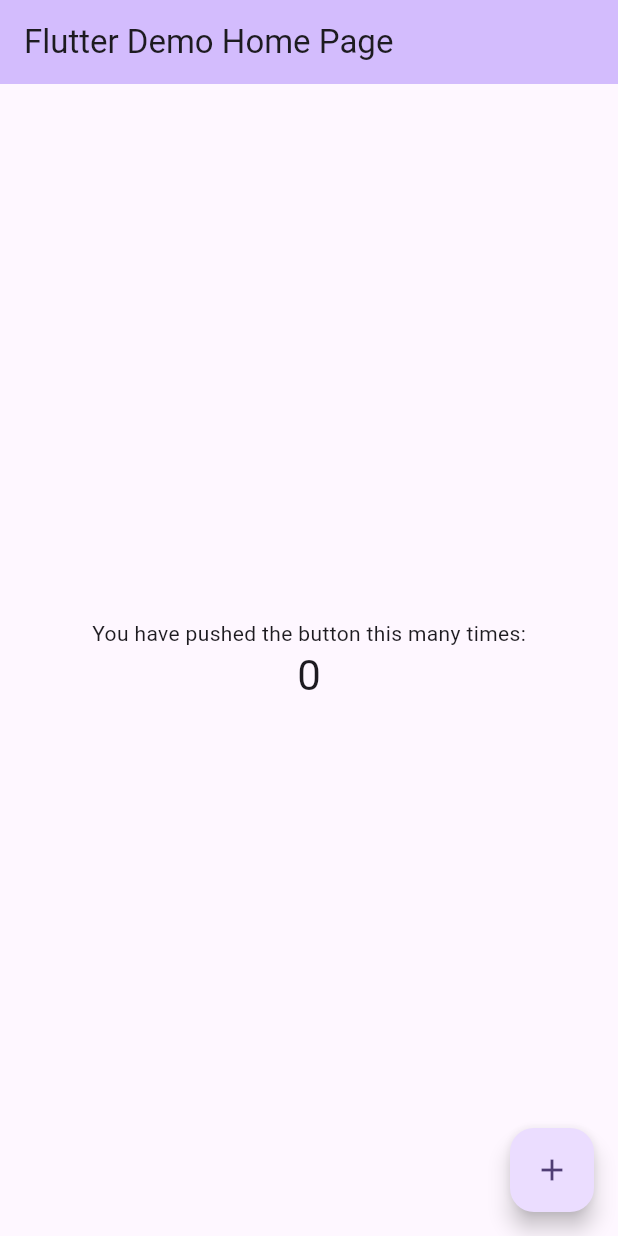
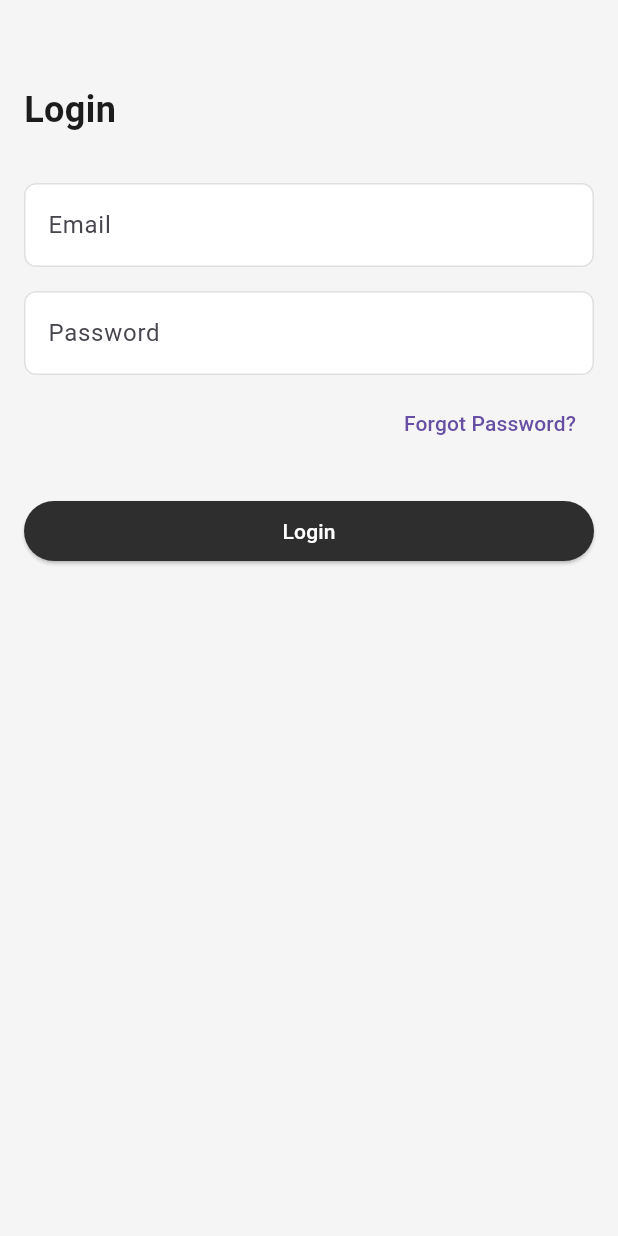
Before and after one commit to Nidhis2608/Weather-App, a Flutter app: the screen it shows after launch, on a phone screen of 412 x 824 dp. Run offline on Flutter 3.47's test engine with Material 3 defaults, Android fonts, the phone set to English and light mode, and no system bars; our stand-ins replace firebase_auth, firebase_core, flutter_dotenv; accounts and stored records are empty.

Commit message:
Login/SignUp

```diff
--- /dev/null
+++ b/lib/core/constants/app_texts.dart
@@ -0,0 +1,26 @@
+class AppTexts {
+  // App
+  static const String appName = 'Weather App';
+
+  //General
+  static const String loading = 'Loading...';
+
+  //Auth
+  static const String login = 'Login';
+  static const String signup = 'Sign Up';
+  static const String logout = 'Logout';
+  static const String email = 'Email';
+  static const String password = 'Password';
+  static const String forgetPassword = 'Forgot Password?';
+
+  //Messages
+  static const String loginSuccess = 'Logged in successfully';
+  static const String signupSuccess = 'Account created successfully';
+  static const String logoutSuccess = 'Logged out successfully';
+  static const String somethingWentWrong = 'Something went wrong';
+
+  //Weather
+  static const String currentWeather = ' Current Weather';
+  static const String feelsLike = 'Feels like';
+  static const String humidity = 'Humidity';
+}
--- /dev/null
+++ b/lib/core/env_config.dart
@@ -0,0 +1,7 @@
+import 'package:flutter_dotenv/flutter_dotenv.dart';
+
+class EnvConfig {
+  static String get weatherApiKey => dotenv.env['WEATHER_API_KEY'] ?? '';
+
+  static String get firebaseApiKey => dotenv.env['FIREBASE_API_KEY'] ?? '';
+}
--- /dev/null
+++ b/lib/core/services/auth_service.dart
@@ -0,0 +1,28 @@
+import 'package:firebase_auth/firebase_auth.dart';
+
+class AuthService {
+  final FirebaseAuth _auth = FirebaseAuth.instance;
+
+  Future<UserCredential> signIn({
+    required String email,
+    required String password,
+  }) {
+    return _auth.signInWithEmailAndPassword(email: email, password: password);
+  }
+
+  Future<UserCredential> signUp({
+    required String email,
+    required String password,
+  }) {
+    return _auth.createUserWithEmailAndPassword(
+      email: email,
+      password: password,
+    );
+  }
+
+  Future<void> signOut() {
+    return _auth.signOut();
+  }
+
+  User? get currentUser => _auth.currentUser;
+}
--- /dev/null
+++ b/lib/core/theme/app_colors.dart
@@ -0,0 +1,19 @@
+import 'package:flutter/material.dart';
+
+class AppColors {
+  //Light theme colors
+  static const Color lightBackground= Color(0xFFF5F5F5);
+  static const Color lightSurface= Color(0xFFFFFFFF);
+  static const Color lightPrimaryText= Color(0xFF1C1C1C);
+  static const Color lightSecondaryText= Color(0xFF6E6E6E);
+  static const Color lightBorder= Color(0xFFE0E0E0);
+  static const Color lightButton= Color(0xFF2E2E2E);
+
+  //Dark theme colors
+  static const Color darkBackground= Color(0xFF121212);
+  static const Color darkSurface= Color(0xFF1E1E1E);
+  static const Color darkPrimaryText= Color(0xFFF5F5F5);
+  static const Color darkSecondaryText= Color(0xFFB0B0B0);
+  static const Color darkBorder= Color(0xFF2C2C2C);
+  static const Color darkButton= Color(0xFFE0E0E0);
+}
--- /dev/null
+++ b/lib/core/theme/app_text_styles.dart
@@ -0,0 +1,25 @@
+import 'package:flutter/material.dart';
+import 'package:weather_app/core/theme/app_colors.dart';
+
+class AppTextStyles {
+  static TextStyle headline(BuildContext context) {
+    final isDark = Theme.of(context).brightness == Brightness.dark;
+
+    return TextStyle(
+      fontSize: 24,
+      fontWeight: FontWeight.bold,
+      color: isDark ? AppColors.darkPrimaryText : AppColors.lightPrimaryText,
+    );
+  }
+
+  static TextStyle body(BuildContext context) {
+    final isDark = Theme.of(context).brightness == Brightness.dark;
+
+    return TextStyle(
+      fontSize: 16,
+      color: isDark
+          ? AppColors.darkSecondaryText
+          : AppColors.lightSecondaryText,
+    );
+  }
+}
--- /dev/null
+++ b/lib/core/theme/app_theme.dart
@@ -0,0 +1,30 @@
+import 'package:flutter/material.dart';
+import 'package:weather_app/core/theme/app_colors.dart';
+
+class AppTheme {
+  static ThemeData lightTheme = ThemeData(
+    brightness: Brightness.light,
+    scaffoldBackgroundColor: AppColors.lightBackground,
+    cardColor: AppColors.lightSurface,
+    dividerColor: AppColors.lightBorder,
+    elevatedButtonTheme: ElevatedButtonThemeData(
+      style: ElevatedButton.styleFrom(
+        backgroundColor: AppColors.lightButton,
+        foregroundColor: Colors.white,
+      ),
+    ),
+  );
+
+  static ThemeData darkTheme = ThemeData(
+    brightness: Brightness.dark,
+    scaffoldBackgroundColor: AppColors.darkBackground,
+    cardColor: AppColors.darkSurface,
+    dividerColor: AppColors.darkBorder,
+    elevatedButtonTheme: ElevatedButtonThemeData(
+      style: ElevatedButton.styleFrom(
+        backgroundColor: AppColors.darkButton,
+        foregroundColor: Colors.black,
+      ),
+    ),
+  );
+}
--- /dev/null
+++ b/lib/core/utils/app_scaffold_messenger.dart
@@ -0,0 +1,6 @@
+import 'package:flutter/material.dart';
+
+class AppScaffoldMessenger {
+  static final GlobalKey<ScaffoldMessengerState> key =
+      GlobalKey<ScaffoldMessengerState>();
+}
--- /dev/null
+++ b/lib/core/widgets/app_texts_fields.dart
@@ -0,0 +1,41 @@
+import 'package:flutter/material.dart';
+import 'package:weather_app/core/theme/app_colors.dart';
+
+class AppTextsField extends StatelessWidget {
+  final String label;
+  final bool obscureText;
+  final TextEditingController? controller;
+
+  const AppTextsField({
+    super.key,
+    required this.label,
+    this.obscureText = false,
+    this.controller,
+  });
+
+  @override
+  Widget build(BuildContext context) {
+    final isDark = Theme.of(context).brightness == Brightness.dark;
+    return TextField(
+      controller: controller,
+      obscureText: obscureText,
+      decoration: InputDecoration(
+        labelText: label,
+        filled: true,
+        fillColor: isDark ? AppColors.darkSurface : AppColors.lightSurface,
+        border: OutlineInputBorder(
+          borderRadius: BorderRadius.circular(8),
+          borderSide: BorderSide(
+            color: isDark ? AppColors.darkBorder : AppColors.lightBorder,
+          ),
+        ),
+        enabledBorder: OutlineInputBorder(
+          borderRadius: BorderRadius.circular(8),
+          borderSide: BorderSide(
+            color: isDark ? AppColors.darkBorder : AppColors.lightBorder,
+          ),
+        ),
+      ),
+    );
+  }
+}
--- /dev/null
+++ b/lib/features/auth/controllers/login_controller.dart
@@ -0,0 +1,42 @@
+import 'package:flutter/material.dart';
+import 'package:weather_app/core/services/auth_service.dart';
+import 'package:weather_app/core/utils/app_toast.dart';
+
+import '../../../core/env_config.dart';
+
+class LoginController extends ChangeNotifier {
+  final AuthService _authService = AuthService();
+  final TextEditingController emailController = TextEditingController();
+  final TextEditingController passwordController = TextEditingController();
+
+  bool isLoading = false;
+
+  Future<void> onLoginPressed(BuildContext context) async {
+    final email = emailController.text.trim();
+    final password = passwordController.text.trim();
+    if (email.isEmpty || password.isEmpty) {
+      AppToast.showError(context, "Email and password cannot be empty");
+    }
+    try {
+      isLoading = true;
+      notifyListeners();
+      await _authService.signIn(email: email, password: password);
+      AppToast.showSuccess(context, "Login successful");
+      print('Email: ${emailController.text}');
+      print('Password: ${passwordController.text}');
+      print(EnvConfig.weatherApiKey);
+    } catch (e) {
+      AppToast.showError(context, e.toString());
+    } finally {
+      isLoading = false;
+      notifyListeners();
+    }
+  }
+
+  @override
+  void dispose() {
+    super.dispose();
+    emailController.dispose();
+    passwordController.dispose();
+  }
+}
--- /dev/null
+++ b/lib/features/auth/pages/login_page.dart
@@ -0,0 +1,90 @@
+import 'package:flutter/material.dart';
+import 'package:provider/provider.dart';
+import 'package:weather_app/core/widgets/app_texts_fields.dart';
+
+import '../../../core/constants/app_texts.dart';
+import '../../../core/theme/app_text_styles.dart';
+import '../controllers/login_controller.dart';
+
+class LoginPage extends StatelessWidget {
+  const LoginPage({super.key});
+
+  @override
+  Widget build(BuildContext context) {
+    return ChangeNotifierProvider(
+      create: (_) => LoginController(),
+      child: Consumer<LoginController>(
+        builder: (context, controller, _) {
+          return Scaffold(
+            body: Center(
+              child: ConstrainedBox(
+                constraints: BoxConstraints(maxWidth: 420),
+                child: Padding(
+                  padding: const EdgeInsets.all(16.0),
+                  child: Column(
+                    crossAxisAlignment: CrossAxisAlignment.start,
+                    children: [
+                      SizedBox(height: 40),
+
+                      Text(
+                        AppTexts.login,
+                        style: AppTextStyles.headline(context),
+                      ),
+
+                      SizedBox(height: 32),
+
+                      AppTextsField(
+                        label: AppTexts.email,
+                        controller: controller.emailController,
+                      ),
+
+                      SizedBox(height: 16),
+
+                      AppTextsField(
+                        label: AppTexts.password,
+                        obscureText: true,
+                        controller: controller.passwordController,
+                      ),
+
+                      SizedBox(height: 8),
+
+                      Align(
+                        alignment: Alignment.centerRight,
+                        child: TextButton(
+                          onPressed: () {},
+                          child: Text(AppTexts.forgetPassword),
+                        ),
+                      ),
+
+                      SizedBox(height: 24),
+
+                      SizedBox(
+                        width: double.infinity,
+                        child: ElevatedButton(
+                          onPressed: () {
+                            controller.isLoading
+                                ? null
+                                : controller.onLoginPressed(context);
+                          },
+                          child: controller.isLoading
+                              ? SizedBox(
+                                  height: 20,
+                                  width: 20,
+                                  child: CircularProgressIndicator(
+                                    strokeWidth: 2,
+                                  ),
+                                )
+                              : Text(AppTexts.login),
+                        ),
+                      ),
+                    ],
+                  ),
+                ),
+              ),
+            ),
+          );
+        },
+      ),
+    );
+  }
+}
--- a/lib/main.dart
+++ b/lib/main.dart
@@ -1,122 +1,35 @@
+import 'package:firebase_core/firebase_core.dart';
 import 'package:flutter/material.dart';
+import 'package:flutter_dotenv/flutter_dotenv.dart';
 
-void main() {
+import 'core/constants/app_texts.dart';
+import 'core/utils/app_toast.dart';
+import 'core/theme/app_theme.dart';
+import 'core/utils/app_scaffold_messenger.dart';
+import 'features/auth/pages/login_page.dart';
+import 'features/auth/pages/signup_page.dart';
+import 'firebase_options.dart';
+
+Future<void> main() async {
+  WidgetsFlutterBinding.ensureInitialized();
+  await Firebase.initializeApp(options: DefaultFirebaseOptions.currentPlatform);
   runApp(const MyApp());
+  await dotenv.load(fileName: "assets/.env");
 }
 
 class MyApp extends StatelessWidget {
   const MyApp({super.key});
 
-  // This widget is the root of your application.
   @override
   Widget build(BuildContext context) {
     return MaterialApp(
+      debugShowCheckedModeBanner: false,
       title: 'Flutter Demo',
-      theme: ThemeData(
-        // This is the theme of your application.
-        //
-        // TRY THIS: Try running your application with "flutter run". You'll see
-        // the application has a purple toolbar. Then, without quitting the app,
-        // try changing the seedColor in the colorScheme below to Colors.green
-        // and then invoke "hot reload" (save your changes or press the "hot
-        // reload" button in a Flutter-supported IDE, or press "r" if you used
-        // the command line to start the app).
-        //
-        // Notice that the counter didn't reset back to zero; the application
-        // state is not lost during the reload. To reset the state, use hot
-        // restart instead.
-        //
-        // This works for code too, not just values: Most code changes can be
-        // tested with just a hot reload.
-        colorScheme: .fromSeed(seedColor: Colors.deepPurple),
-      ),
-      home: const MyHomePage(title: 'Flutter Demo Home Page'),
+      theme: AppTheme.lightTheme,
+      darkTheme: AppTheme.darkTheme,
+      themeMode: ThemeMode.system,
+      scaffoldMessengerKey: AppScaffoldMessenger.key,
+      home: LoginPage(),
     );
   }
 }
-
-class MyHomePage extends StatefulWidget {
-  const MyHomePage({super.key, required this.title});
-
-  // This widget is the home page of your application. It is stateful, meaning
-  // that it has a State object (defined below) that contains fields that affect
-  // how it looks.
-
-  // This class is the configuration for the state. It holds the values (in this
-  // case the title) provided by the parent (in this case the App widget) and
-  // used by the build method of the State. Fields in a Widget subclass are
-  // always marked "final".
-
-  final String title;
-
-  @override
-  State<MyHomePage> createState() => _MyHomePageState();
-}
-
-class _MyHomePageState extends State<MyHomePage> {
-  int _counter = 0;
-
-  void _incrementCounter() {
-    setState(() {
-      // This call to setState tells the Flutter framework that something has
-      // changed in this State, which causes it to rerun the build method below
-      // so that the display can reflect the updated values. If we changed
-      // _counter without calling setState(), then the build method would not be
-      // called again, and so nothing would appear to happen.
-      _counter++;
-    });
-  }
-
-  @override
-  Widget build(BuildContext context) {
-    // This method is rerun every time setState is called, for instance as done
-    // by the _incrementCounter method above.
-    //
-    // The Flutter framework has been optimized to make rerunning build methods
-    // fast, so that you can just rebuild anything that needs updating rather
-    // than having to individually change instances of widgets.
-    return Scaffold(
-      appBar: AppBar(
-        // TRY THIS: Try changing the color here to a specific color (to
-        // Colors.amber, perhaps?) and trigger a hot reload to see the AppBar
-        // change color while the other colors stay the same.
-        backgroundColor: Theme.of(context).colorScheme.inversePrimary,
-        // Here we take the value from the MyHomePage object that was created by
-        // the App.build method, and use it to set our appbar title.
-        title: Text(widget.title),
-      ),
-      body: Center(
-        // Center is a layout widget. It takes a single child and positions it
-        // in the middle of the parent.
-        child: Column(
-          // Column is also a layout widget. It takes a list of children and
-          // arranges them vertically. By default, it sizes itself to fit its
-          // children horizontally, and tries to be as tall as its parent.
-          //
-          // Column has various properties to control how it sizes itself and
-          // how it positions its children. Here we use mainAxisAlignment to
-          // center the children vertically; the main axis here is the vertical
-          // axis because Columns are vertical (the cross axis would be
-          // horizontal).
-          //
-          // TRY THIS: Invoke "debug painting" (choose the "Toggle Debug Paint"
-          // action in the IDE, or press "p" in the console), to see the
-          // wireframe for each widget.
-          mainAxisAlignment: .center,
-          children: [
-            const Text('You have pushed the button this many times:'),
-            Text(
-              '$_counter',
-              style: Theme.of(context).textTheme.headlineMedium,
-            ),
-          ],
-        ),
-      ),
-      floatingActionButton: FloatingActionButton(
-        onPressed: _incrementCounter,
-        tooltip: 'Increment',
-        child: const Icon(Icons.add),
-      ),
-    );
-  }
-}
```
Also changed, not shown: lib/core/utils/app_toast.dart (added, +53 -0 lines), lib/features/auth/controllers/signup_controller.dart (added, +40 -0 lines), lib/features/auth/pages/signup_page.dart (added, +76 -0 lines), lib/home_text_page.dart (added, +25 -0 lines), pubspec.yaml (+7 -72 lines), firebase.json (added), lib/firebase_options.dart (added), pubspec.lock, 7 other files.
